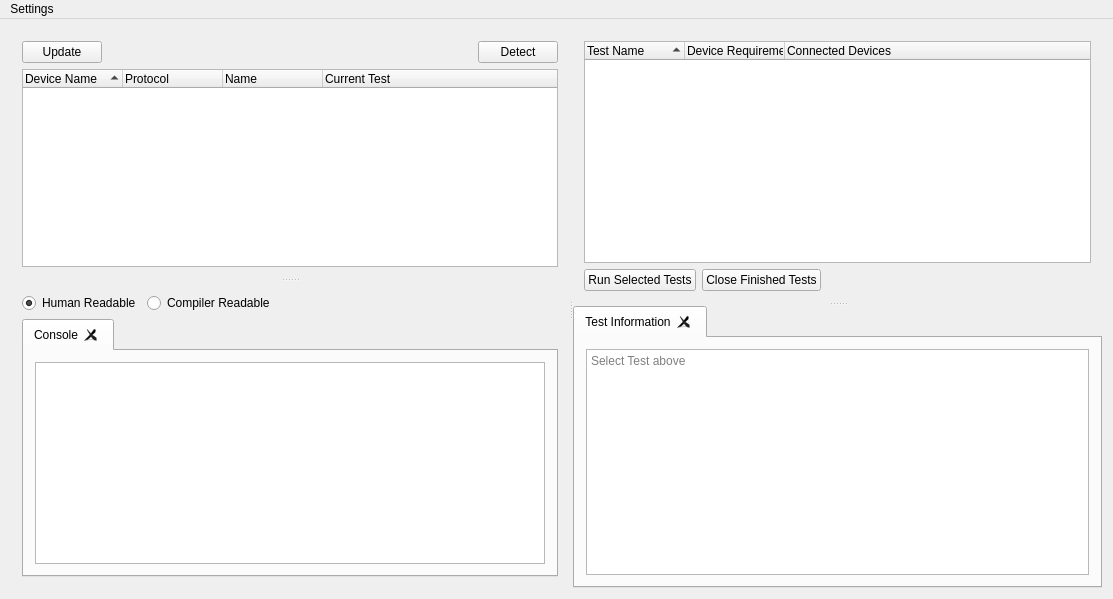
Above: src/Windows/mainwindow.ui from Crystal-Photonics/crystalTestFrameworkApp before the change. Below: the same form after it.
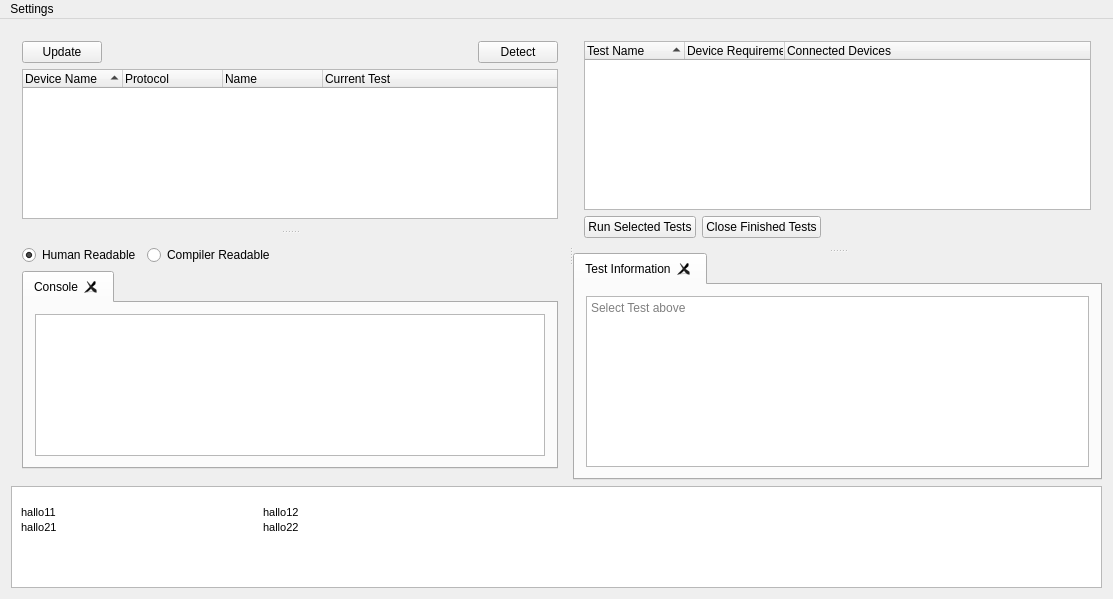
That is the form after the change.

What changed in the file:
```diff
--- a/src/Windows/mainwindow.ui
+++ b/src/Windows/mainwindow.ui
@@ -265,6 +265,29 @@
       </widget>
      </widget>
     </item>
+    <item>
+     <widget class="QTextEdit" name="textEdit">
+      <property name="html">
+       <string>&lt;!DOCTYPE HTML PUBLIC &quot;-//W3C//DTD HTML 4.0//EN&quot; &quot;http://www.w3.org/TR/REC-html40/strict.dtd&quot;&gt;
+&lt;html&gt;&lt;head&gt;&lt;meta name=&quot;qrichtext&quot; content=&quot;1&quot; /&gt;&lt;style type=&quot;text/css&quot;&gt;
+p, li { white-space: pre-wrap; }
+&lt;/style&gt;&lt;/head&gt;&lt;body style=&quot; font-family:'MS Shell Dlg 2'; font-size:8.25pt; font-weight:400; font-style:normal;&quot;&gt;
+&lt;p style=&quot; margin-top:0px; margin-bottom:0px; margin-left:0px; margin-right:0px; -qt-block-indent:0; text-indent:0px;&quot;&gt;&lt;span style=&quot; font-size:8pt;&quot;&gt;	&lt;/span&gt;&lt;/p&gt;
+&lt;p style=&quot;-qt-paragraph-type:empty; margin-top:0px; margin-bottom:0px; margin-left:0px; margin-right:0px; -qt-block-indent:0; text-indent:0px;&quot;&gt;&lt;br /&gt;&lt;/p&gt;
+&lt;table border=&quot;0&quot; style=&quot; margin-top:0px; margin-bottom:0px; margin-left:0px; margin-right:0px;&quot; cellspacing=&quot;2&quot; cellpadding=&quot;0&quot;&gt;
+&lt;tr&gt;
+&lt;td&gt;
+&lt;p style=&quot; margin-top:0px; margin-bottom:0px; margin-left:0px; margin-right:0px; -qt-block-indent:0; text-indent:0px;&quot;&gt; hallo11			&lt;/p&gt;&lt;/td&gt;
+&lt;td&gt;
+&lt;p style=&quot; margin-top:0px; margin-bottom:0px; margin-left:0px; margin-right:0px; -qt-block-indent:0; text-indent:0px;&quot;&gt; hallo12				&lt;/p&gt;&lt;/td&gt;&lt;/tr&gt;
+&lt;tr&gt;
+&lt;td&gt;
+&lt;p style=&quot; margin-top:0px; margin-bottom:0px; margin-left:0px; margin-right:0px; -qt-block-indent:0; text-indent:0px;&quot;&gt; hallo21			&lt;/p&gt;&lt;/td&gt;
+&lt;td&gt;
+&lt;p style=&quot; margin-top:0px; margin-bottom:0px; margin-left:0px; margin-right:0px; -qt-block-indent:0; text-indent:0px;&quot;&gt; hallo22		&lt;/p&gt;&lt;/td&gt;&lt;/tr&gt;&lt;/table&gt;&lt;/body&gt;&lt;/html&gt;</string>
+      </property>
+     </widget>
+    </item>
    </layout>
   </widget>
   <widget class="QMenuBar" name="menuBar">
```
Left out of the diff: 2 changed lines with no effect on the pictures.
